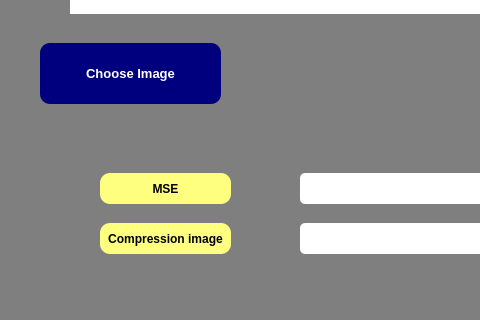
The window that demo.ui (quynh0911/MaHoa) describes before a commit, drawn with Qt 5; both pictures show x 0 to 480 and y 477 to 797 of the 1341 by 797 pixel window.
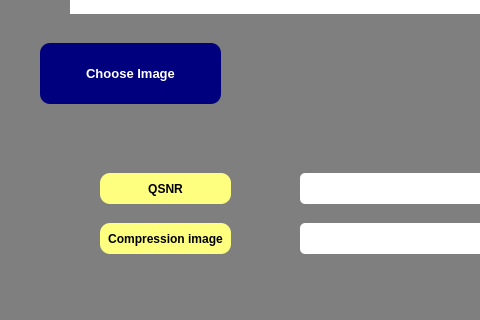
The same window after the commit.

Diff of the .ui file:
```diff
--- a/demo.ui
+++ b/demo.ui
@@ -405,7 +405,7 @@
 </string>
     </property>
     <property name="text">
-     <string>MSE</string>
+     <string>QSNR</string>
     </property>
     <property name="alignment">
      <set>Qt::AlignCenter</set>
```
